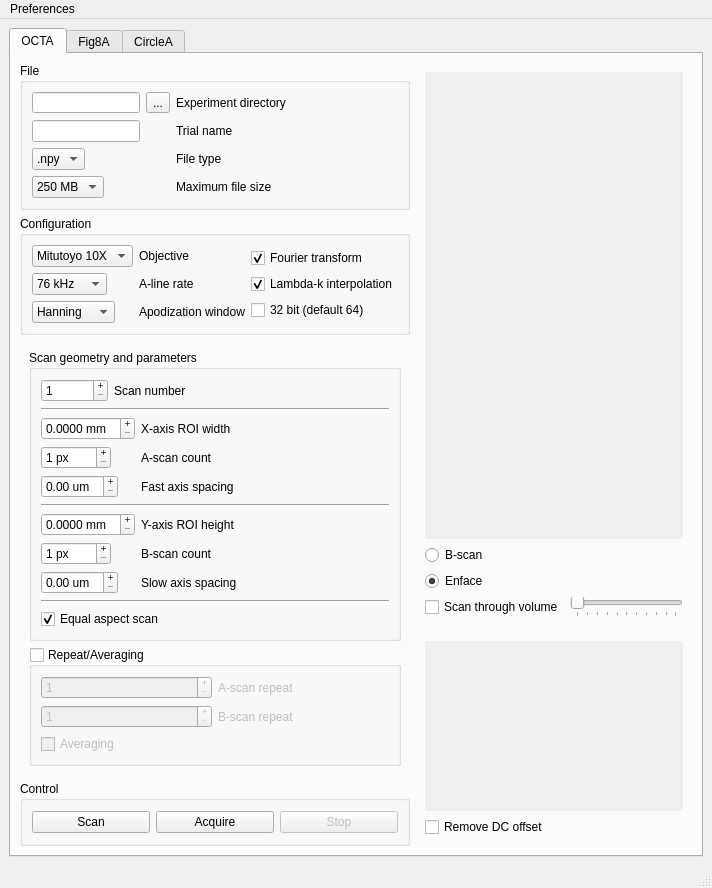
First picture: the form in src/main/ui/MainWindow.ui, repository BUNPC/PyImageOCT, before the edit.
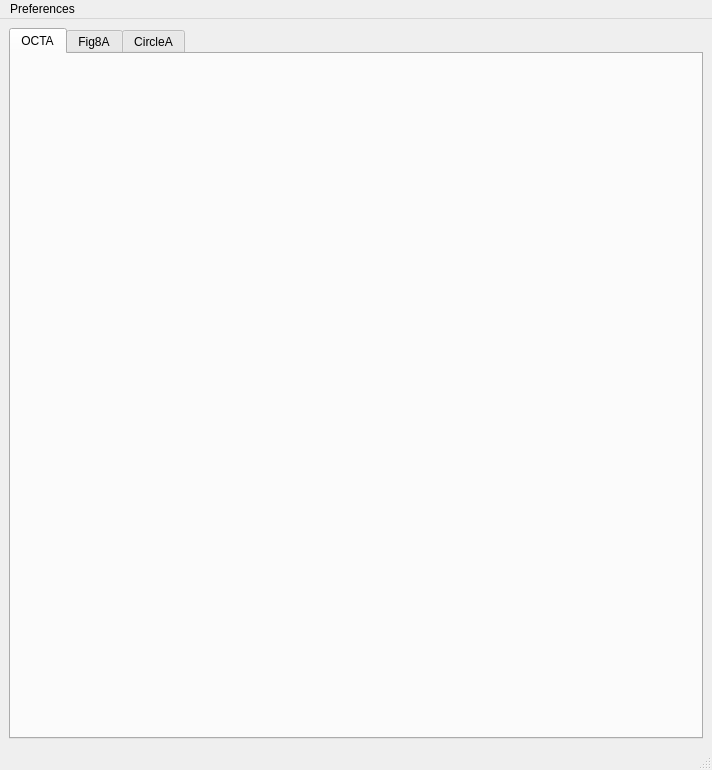
Second picture: the form after the edit.

The edit to the form file:
```diff
--- a/src/main/ui/MainWindow.ui
+++ b/src/main/ui/MainWindow.ui
@@ -51,795 +51,6 @@
        <attribute name="title">
         <string>OCTA</string>
        </attribute>
-       <layout class="QGridLayout" name="gridLayout_2">
-        <item row="1" column="0">
-         <layout class="QGridLayout" name="gridOCTA">
-          <property name="sizeConstraint">
-           <enum>QLayout::SetFixedSize</enum>
-          </property>
-          <item row="0" column="0" colspan="2">
-           <widget class="QGroupBox" name="groupExperiment">
-            <property name="title">
-             <string>File</string>
-            </property>
-            <layout class="QGridLayout" name="gridLayout_5">
-             <item row="0" column="0">
-              <layout class="QFormLayout" name="formExp">
-               <item row="0" column="0">
-                <layout class="QGridLayout" name="gridExp">
-                 <item row="0" column="0">
-                  <widget class="QLineEdit" name="lineExp">
-                   <property name="toolTip">
-                    <string>The directory where the recordings will be saved</string>
-                   </property>
-                  </widget>
-                 </item>
-                 <item row="0" column="1">
-                  <widget class="QToolButton" name="buttonBrowse">
-                   <property name="toolTip">
-                    <string>The directory where the recordings will be saved</string>
-                   </property>
-                   <property name="text">
-                    <string>...</string>
-                   </property>
-                  </widget>
-                 </item>
-                </layout>
-               </item>
-               <item row="0" column="1">
-                <widget class="QLabel" name="labelExp">
-                 <property name="toolTip">
-                  <string>The directory where the recordings will be saved</string>
-                 </property>
-                 <property name="text">
-                  <string>Experiment directory</string>
-                 </property>
-                </widget>
-               </item>
-               <item row="1" column="0">
-                <widget class="QLineEdit" name="lineFileName">
-                 <property name="toolTip">
-                  <string>The name of this particular recording within the experiment</string>
-                 </property>
-                </widget>
-               </item>
-               <item row="1" column="1">
-                <widget class="QLabel" name="labelFileName">
-                 <property name="toolTip">
-                  <string>The name of this particular recording within the experiment</string>
-                 </property>
-                 <property name="text">
-                  <string>Trial name</string>
-                 </property>
-                </widget>
-               </item>
-               <item row="2" column="0">
-                <widget class="QComboBox" name="comboFileType">
-                 <property name="toolTip">
-                  <string>The file type of saved recordings</string>
-                 </property>
-                 <item>
-                  <property name="text">
-                   <string>.npy</string>
-                  </property>
-                 </item>
-                 <item>
-                  <property name="text">
-                   <string>.mat</string>
-                  </property>
-                 </item>
-                </widget>
-               </item>
-               <item row="2" column="1">
-                <widget class="QLabel" name="labelFileType">
-                 <property name="toolTip">
-                  <string>The file type of saved recordings</string>
-                 </property>
-                 <property name="text">
-                  <string>File type</string>
-                 </property>
-                </widget>
-               </item>
-               <item row="3" column="1">
-                <widget class="QLabel" name="labelMaxFileSize">
-                 <property name="toolTip">
-                  <string>The size of the files that recordings will be broken into</string>
-                 </property>
-                 <property name="text">
-                  <string>Maximum file size</string>
-                 </property>
-                </widget>
-               </item>
-               <item row="3" column="0">
-                <widget class="QComboBox" name="comboBox">
-                 <item>
-                  <property name="text">
-                   <string>250 MB</string>
-                  </property>
-                 </item>
-                 <item>
-                  <property name="text">
-                   <string>500 MB</string>
-                  </property>
-                 </item>
-                 <item>
-                  <property name="text">
-                   <string>1 GB</string>
-                  </property>
-                 </item>
-                 <item>
-                  <property name="text">
-                   <string>2 GB</string>
-                  </property>
-                 </item>
-                 <item>
-                  <property name="text">
-                   <string>4 GB</string>
-                  </property>
-                 </item>
-                </widget>
-               </item>
-              </layout>
-             </item>
-            </layout>
-           </widget>
-          </item>
-          <item row="0" column="2" rowspan="4" colspan="2">
-           <widget class="QWidget" name="group2D" native="true">
-            <layout class="QGridLayout" name="layout2DGroup">
-             <item row="5" column="0">
-              <widget class="QRadioButton" name="radioEnface">
-               <property name="toolTip">
-                <string>Slice through B-scans or through enface C-scans</string>
-               </property>
-               <property name="text">
-                <string>Enface</string>
-               </property>
-               <property name="checked">
-                <bool>true</bool>
-               </property>
-              </widget>
-             </item>
-             <item row="6" column="1">
-              <widget class="QSlider" name="sliderSlice">
-               <property name="enabled">
-                <bool>false</bool>
-               </property>
-               <property name="toolTip">
-                <string>Scan automatically through the volume, or select a slice with the slider</string>
-               </property>
-               <property name="orientation">
-                <enum>Qt::Horizontal</enum>
-               </property>
-               <property name="invertedAppearance">
-                <bool>false</bool>
-               </property>
-               <property name="tickPosition">
-                <enum>QSlider::TicksBelow</enum>
-               </property>
-              </widget>
-             </item>
-             <item row="6" column="0">
-              <widget class="QCheckBox" name="checkScanThrough">
-               <property name="toolTip">
-                <string>Scan automatically through the volume, or select a slice with the slider</string>
-               </property>
-               <property name="text">
-                <string>Scan through volume</string>
-               </property>
-               <property name="checked">
-                <bool>false</bool>
-               </property>
-              </widget>
-             </item>
-             <item row="0" column="0" rowspan="4" colspan="2">
-              <widget class="QWidget" name="widget2D" native="true">
-               <property name="autoFillBackground">
-                <bool>true</bool>
-               </property>
-              </widget>
-             </item>
-             <item row="4" column="0">
-              <widget class="QRadioButton" name="radioBScan">
-               <property name="toolTip">
-                <string>Slice through B-scans or through enface C-scans</string>
-               </property>
-               <property name="text">
-                <string>B-scan</string>
-               </property>
-              </widget>
-             </item>
-            </layout>
-           </widget>
-          </item>
-          <item row="1" column="0" colspan="2">
-           <widget class="QGroupBox" name="groupConfig">
-            <property name="title">
-             <string>Configuration</string>
-            </property>
-            <layout class="QGridLayout" name="gridLayout_4">
-             <item row="0" column="0">
-              <layout class="QFormLayout" name="formLeft">
-               <item row="0" column="0">
-                <widget class="QComboBox" name="comboObjective">
-                 <property name="toolTip">
-                  <string>The objective being used. Affects config file selection</string>
-                 </property>
-                 <item>
-                  <property name="text">
-                   <string>Mitutoyo 10X</string>
-                  </property>
-                 </item>
-                 <item>
-                  <property name="text">
-                   <string>Mitutoyo 5X</string>
-                  </property>
-                 </item>
-                 <item>
-                  <property name="text">
-                   <string>Mitutoyo 20X</string>
-                  </property>
-                 </item>
-                 <item>
-                  <property name="text">
-                   <string>Mitutoyo 2X</string>
-                  </property>
-                 </item>
-                </widget>
-               </item>
-               <item row="0" column="1">
-                <widget class="QLabel" name="labelObjective">
-                 <property name="toolTip">
-                  <string>The objective being used. Affects config file selection</string>
-                 </property>
-                 <property name="text">
-                  <string>Objective</string>
-                 </property>
-                </widget>
-               </item>
-               <item row="1" column="0">
-                <widget class="QComboBox" name="comboRate">
-                 <property name="toolTip">
-                  <string>The A-line rate of the camera</string>
-                 </property>
-                 <item>
-                  <property name="text">
-                   <string>76 kHz</string>
-                  </property>
-                 </item>
-                 <item>
-                  <property name="text">
-                   <string>146 kHz</string>
-                  </property>
-                 </item>
-                </widget>
-               </item>
-               <item row="1" column="1">
-                <widget class="QLabel" name="labelRate">
-                 <property name="toolTip">
-                  <string>The A-line rate of the camera</string>
-                 </property>
-                 <property name="text">
-                  <string>A-line rate</string>
-                 </property>
-                </widget>
-               </item>
-               <item row="2" column="0">
-                <widget class="QComboBox" name="comboApodization">
-                 <property name="toolTip">
-                  <string>The type of window used to apodize the A-line spectra prior to FFT</string>
-                 </property>
-                 <item>
-                  <property name="text">
-                   <string>Hanning</string>
-                  </property>
-                 </item>
-                 <item>
-                  <property name="text">
-                   <string>Blackman</string>
-                  </property>
-                 </item>
-                 <item>
-                  <property name="text">
-                   <string>Hamming</string>
-                  </property>
-                 </item>
-                 <item>
-                  <property name="text">
-                   <string>None</string>
-                  </property>
-                 </item>
-                </widget>
-               </item>
-               <item row="2" column="1">
-                <widget class="QLabel" name="labelApodization">
-                 <property name="toolTip">
-                  <string>The type of window used to apodize the A-line spectra prior to FFT</string>
-                 </property>
-                 <property name="text">
-                  <string>Apodization window</string>
-                 </property>
-                </widget>
-               </item>
-              </layout>
-             </item>
-             <item row="0" column="1">
-              <layout class="QGridLayout" name="gridRight">
-               <item row="0" column="0">
-                <layout class="QGridLayout" name="gridProc">
-                 <item row="1" column="0">
-                  <widget class="QCheckBox" name="checkInterpolation">
-                   <property name="toolTip">
-                    <string>If true, linear-in-wavenumber values are interpolated (1st order) from linear-in-wavelength spectra</string>
-                   </property>
-                   <property name="text">
-                    <string>Lambda-k interpolation</string>
-                   </property>
-                   <property name="checked">
-                    <bool>true</bool>
-                   </property>
-                  </widget>
-                 </item>
-                 <item row="0" column="0">
-                  <widget class="QCheckBox" name="checkFFT">
-                   <property name="toolTip">
-                    <string>If true, data is complex-valued signal</string>
-                   </property>
-                   <property name="text">
-                    <string>Fourier transform</string>
-                   </property>
-                   <property name="checked">
-                    <bool>true</bool>
-                   </property>
-                  </widget>
-                 </item>
-                 <item row="2" column="0">
-                  <widget class="QCheckBox" name="checkBox">
-                   <property name="toolTip">
-                    <string>The precision of the FFT and interpolation. Affects processing speed!</string>
-                   </property>
-                   <property name="text">
-                    <string>32 bit (default 64)</string>
-                   </property>
-                  </widget>
-                 </item>
-                </layout>
-               </item>
-              </layout>
-             </item>
-            </layout>
-           </widget>
-          </item>
-          <item row="4" column="2" rowspan="2" colspan="2">
-           <widget class="QWidget" name="groupSpectrum" native="true">
-            <layout class="QGridLayout" name="layoutSpectrumGroup">
-             <item row="1" column="0">
-              <widget class="QCheckBox" name="checkRemoveDC">
-               <property name="toolTip">
-                <string>Subtract DC value from vizualized spectrum. The DC signal is simply the average dark image on the spectrometer</string>
-               </property>
-               <property name="text">
-                <string>Remove DC offset</string>
-               </property>
-              </widget>
-             </item>
-             <item row="0" column="0">
-              <widget class="QWidget" name="widgetSpectrum" native="true">
-               <property name="autoFillBackground">
-                <bool>true</bool>
-               </property>
-              </widget>
-             </item>
-            </layout>
-           </widget>
-          </item>
-          <item row="5" column="0" colspan="2">
-           <widget class="QGroupBox" name="groupControl">
-            <property name="title">
-             <string>Control</string>
-            </property>
-            <layout class="QGridLayout" name="gridLayout_10">
-             <item row="0" column="1">
-              <widget class="QPushButton" name="pushScan">
-               <property name="toolTip">
-                <string>Scan indefinitely without recording</string>
-               </property>
-               <property name="text">
-                <string>Scan</string>
-               </property>
-               <property name="iconSize">
-                <size>
-                 <width>8</width>
-                 <height>12</height>
-                </size>
-               </property>
-               <property name="checkable">
-                <bool>false</bool>
-               </property>
-               <property name="flat">
-                <bool>false</bool>
-               </property>
-              </widget>
-             </item>
-             <item row="0" column="2">
-              <widget class="QPushButton" name="pushAcquire">
-               <property name="toolTip">
-                <string>Scan as defined by </string>
-               </property>
-               <property name="text">
-                <string>Acquire</string>
-               </property>
-              </widget>
-             </item>
-             <item row="0" column="3">
-              <widget class="QPushButton" name="pushStop">
-               <property name="enabled">
-                <bool>false</bool>
-               </property>
-               <property name="text">
-                <string>Stop</string>
-               </property>
-              </widget>
-             </item>
-            </layout>
-           </widget>
-          </item>
-          <item row="2" column="0" rowspan="3" colspan="2">
-           <widget class="QWidget" name="widgetScan" native="true">
-            <layout class="QGridLayout" name="gridLayout_15">
-             <item row="1" column="1">
-              <widget class="QGroupBox" name="groupRepeats">
-               <property name="minimumSize">
-                <size>
-                 <width>0</width>
-                 <height>0</height>
-                </size>
-               </property>
-               <property name="title">
-                <string>Repeat/Averaging</string>
-               </property>
-               <property name="flat">
-                <bool>false</bool>
-               </property>
-               <property name="checkable">
-                <bool>true</bool>
-               </property>
-               <property name="checked">
-                <bool>false</bool>
-               </property>
-               <layout class="QGridLayout" name="gridLayout_7">
-                <item row="1" column="0">
-                 <widget class="QSpinBox" name="spinBRepeat">
-                  <property name="toolTip">
-                   <string>The number of times to repeat a B-scan</string>
-                  </property>
-                  <property name="buttonSymbols">
-                   <enum>QAbstractSpinBox::PlusMinus</enum>
-                  </property>
-                  <property name="minimum">
-                   <number>1</number>
-                  </property>
-                  <property name="maximum">
-                   <number>1000</number>
-                  </property>
-                 </widget>
-                </item>
-                <item row="2" column="0">
-                 <widget class="QCheckBox" name="checkAveraging">
-                  <property name="toolTip">
-                   <string>If true, repeated A-scans and B-scans will be averaged before saving</string>
-                  </property>
-                  <property name="text">
-                   <string>Averaging</string>
-                  </property>
-                  <property name="tristate">
-                   <bool>false</bool>
-                  </property>
-                 </widget>
-                </item>
-                <item row="0" column="1">
-                 <widget class="QLabel" name="labelARepeat">
-                  <property name="toolTip">
-                   <string>The number of A-scans to be acquired from the same point during a dwell</string>
-                  </property>
-                  <property name="text">
-                   <string>A-scan repeat</string>
-                  </property>
-                 </widget>
-                </item>
-                <item row="1" column="1">
-                 <widget class="QLabel" name="labelBRepeat">
-                  <property name="maximumSize">
-                   <size>
-                    <width>16777215</width>
-                    <height>16777215</height>
-                   </size>
-                  </property>
-                  <property name="toolTip">
-                   <string>The number of times to repeat a B-scan</string>
-                  </property>
-                  <property name="text">
-                   <string>B-scan repeat</string>
-                  </property>
-                 </widget>
-                </item>
-                <item row="0" column="0">
-                 <widget class="QSpinBox" name="spinARepeat">
-                  <property name="toolTip">
-                   <string>The number of A-scans to be acquired during a dwell</string>
-                  </property>
-                  <property name="buttonSymbols">
-                   <enum>QAbstractSpinBox::PlusMinus</enum>
-                  </property>
-                  <property name="minimum">
-                   <number>1</number>
-                  </property>
-                  <property name="maximum">
-                   <number>1000</number>
-                  </property>
-                 </widget>
-                </item>
-               </layout>
-              </widget>
-             </item>
-             <item row="0" column="1">
-              <widget class="QGroupBox" name="groupScan">
-               <property name="minimumSize">
-                <size>
-                 <width>0</width>
-                 <height>0</height>
-                </size>
-               </property>
-               <property name="maximumSize">
-                <size>
-                 <width>16777215</width>
-                 <height>16777215</height>
-                </size>
-               </property>
-               <property name="title">
-                <string>Scan geometry and parameters</string>
-               </property>
-               <layout class="QGridLayout" name="gridLayout_6">
-                <item row="5" column="0">
-                 <widget class="Line" name="line_2">
-                  <property name="orientation">
-                   <enum>Qt::Horizontal</enum>
-                  </property>
-                 </widget>
-                </item>
-                <item row="0" column="0">
-                 <layout class="QFormLayout" name="formScanParameters">
-                  <item row="0" column="0">
-                   <widget class="QSpinBox" name="spinScanNumber">
-                    <property name="toolTip">
-                     <string>The number of scans to acquire. Note that these are saved independently, see Repeat/Averaging section</string>
-                    </property>
-                    <property name="buttonSymbols">
-                     <enum>QAbstractSpinBox::PlusMinus</enum>
-                    </property>
-                    <property name="minimum">
-                     <number>1</number>
-                    </property>
-                    <property name="maximum">
-                     <number>100000</number>
-                    </property>
-                   </widget>
-                  </item>
-                  <item row="0" column="1">
-                   <widget class="QLabel" name="labelScanNumber">
-                    <property name="toolTip">
-                     <string>The number of scans to acquire. Note that these are saved independently, see Repeat/Averaging section</string>
-                    </property>
-                    <property name="text">
-                     <string>Scan number</string>
-                    </property>
-                   </widget>
-                  </item>
-                 </layout>
-                </item>
-                <item row="2" column="0">
-                 <layout class="QFormLayout" name="formX">
-                  <item row="0" column="0">
-                   <widget class="QDoubleSpinBox" name="spinROIWidth">
-                    <property name="toolTip">
-                     <string>The length of the B-scan in physical units</string>
-                    </property>
-                    <property name="buttonSymbols">
-                     <enum>QAbstractSpinBox::PlusMinus</enum>
-                    </property>
-                    <property name="suffix">
-                     <string> mm</string>
-                    </property>
-                    <property name="decimals">
-                     <number>4</number>
-                    </property>
-                   </widget>
-                  </item>
-                  <item row="0" column="1">
-                   <widget class="QLabel" name="labelROIWidth">
-                    <property name="toolTip">
-                     <string>The length of the B-scan in physical units</string>
-                    </property>
-                    <property name="text">
-                     <string>X-axis ROI width</string>
-                    </property>
-                   </widget>
-                  </item>
-                  <item row="1" column="0">
-                   <widget class="QSpinBox" name="spinACount">
-                    <property name="toolTip">
-                     <string>The number of A-scans in a B-scan</string>
-                    </property>
-                    <property name="buttonSymbols">
-                     <enum>QAbstractSpinBox::PlusMinus</enum>
-                    </property>
-                    <property name="suffix">
-                     <string> px</string>
-                    </property>
-                    <property name="minimum">
-                     <number>1</number>
-                    </property>
-                    <property name="maximum">
-                     <number>1200</number>
-                    </property>
-                   </widget>
-                  </item>
-                  <item row="1" column="1">
-                   <widget class="QLabel" name="labelACount">
-                    <property name="toolTip">
-                     <string>The number of A-scans in a B-scan</string>
-                    </property>
-                    <property name="text">
-                     <string>A-scan count</string>
-                    </property>
-                   </widget>
-                  </item>
-                  <item row="2" column="0">
-                   <widget class="QDoubleSpinBox" name="spinFastAxisSpacing">
-                    <property name="toolTip">
-                     <string>The spacing between adjacent A-scans along the fast axis</string>
-                    </property>
-                    <property name="buttonSymbols">
-                     <enum>QAbstractSpinBox::PlusMinus</enum>
-                    </property>
-                    <property name="suffix">
-                     <string> um</string>
-                    </property>
-                    <property name="decimals">
-                     <number>2</number>
-                    </property>
-                   </widget>
-                  </item>
-                  <item row="2" column="1">
-                   <widget class="QLabel" name="labelFastAxisSpacing">
-                    <property name="toolTip">
-                     <string>The spacing between adjacent A-scans along the fast axis</string>
-                    </property>
-                    <property name="text">
-                     <string>Fast axis spacing</string>
-                    </property>
-                   </widget>
-                  </item>
-                 </layout>
-                </item>
-                <item row="6" column="0">
-                 <widget class="QCheckBox" name="checkEqualAspect">
-                  <property name="toolTip">
-                   <string>Forces X and Y scan spacing to be equal</string>
-                  </property>
-                  <property name="text">
-                   <string>Equal aspect scan</string>
-                  </property>
-                  <property name="checked">
-                   <bool>true</bool>
-                  </property>
-                 </widget>
-                </item>
-                <item row="4" column="0">
-                 <layout class="QFormLayout" name="formY">
-                  <item row="0" column="1">
-                   <widget class="QLabel" name="labelROIHeight">
-                    <property name="toolTip">
-                     <string>The width of the C-scan in physical units</string>
-                    </property>
-                    <property name="text">
-                     <string>Y-axis ROI height</string>
-                    </property>
-                   </widget>
-                  </item>
-                  <item row="1" column="1">
-                   <widget class="QLabel" name="labelBcount">
-                    <property name="toolTip">
-                     <string>The number of B-scans to acquire</string>
-                    </property>
-                    <property name="text">
-                     <string>B-scan count</string>
-                    </property>
-                   </widget>
-                  </item>
-                  <item row="2" column="0">
-                   <widget class="QDoubleSpinBox" name="spinSlowAxisSpacing">
-                    <property name="toolTip">
-                     <string>The distance between adjacent B-scans in physical units</string>
-                    </property>
-                    <property name="buttonSymbols">
-                     <enum>QAbstractSpinBox::PlusMinus</enum>
-                    </property>
-                    <property name="suffix">
-                     <string> um</string>
-                    </property>
-                   </widget>
-                  </item>
-                  <item row="2" column="1">
-                   <widget class="QLabel" name="labelSlowAxisSpacing">
-                    <property name="toolTip">
-                     <string>The distance between adjacent B-scans in physical units</string>
-                    </property>
-                    <property name="text">
-                     <string>Slow axis spacing</string>
-                    </property>
-                   </widget>
-                  </item>
-                  <item row="1" column="0">
-                   <widget class="QSpinBox" name="spinBcount">
-                    <property name="toolTip">
-                     <string>The number of B-scans to acquire</string>
-                    </property>
-                    <property name="buttonSymbols">
-                     <enum>QAbstractSpinBox::PlusMinus</enum>
-                    </property>
-                    <property name="suffix">
-                     <string> px</string>
-                    </property>
-                    <property name="minimum">
-                     <number>1</number>
-                    </property>
-                    <property name="maximum">
-                     <number>1200</number>
-                    </property>
-                   </widget>
-                  </item>
-                  <item row="0" column="0">
-                   <widget class="QDoubleSpinBox" name="spinROIHeight">
-                    <property name="toolTip">
-                     <string>The width of the C-scan in physical units</string>
-                    </property>
-                    <property name="buttonSymbols">
-                     <enum>QAbstractSpinBox::PlusMinus</enum>
-                    </property>
-                    <property name="suffix">
-                     <string> mm</string>
-                    </property>
-                    <property name="decimals">
-                     <number>4</number>
-                    </property>
-                   </widget>
-                  </item>
-                 </layout>
-                </item>
-                <item row="3" column="0">
-                 <widget class="Line" name="line">
-                  <property name="orientation">
-                   <enum>Qt::Horizontal</enum>
-                  </property>
-                 </widget>
-                </item>
-                <item row="1" column="0">
-                 <widget class="Line" name="line_3">
-                  <property name="orientation">
-                   <enum>Qt::Horizontal</enum>
-                  </property>
-                 </widget>
-                </item>
-               </layout>
-              </widget>
-             </item>
-            </layout>
-           </widget>
-          </item>
-         </layout>
-        </item>
-       </layout>
       </widget>
       <widget class="QWidget" name="tabFig8A">
        <attribute name="title">
```
